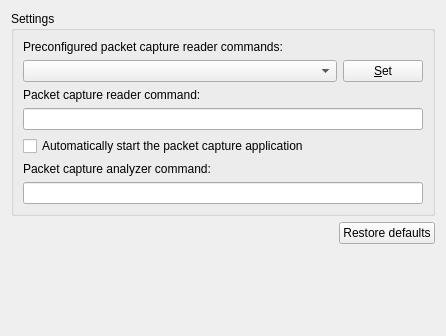
Old version of the form gns3/ui/packet_capture_preferences_page.ui in the repository GNS3/gns3-gui.
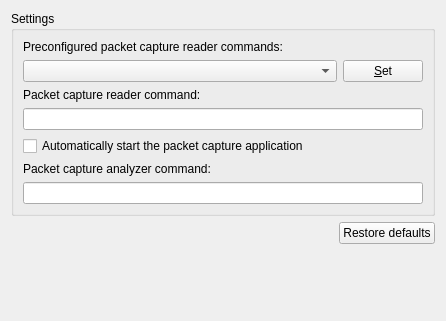
New version of the form.

Commit message: Adjustments for the preferences dialog

Diff of the .ui file:
```diff
--- a/gns3/ui/packet_capture_preferences_page.ui
+++ b/gns3/ui/packet_capture_preferences_page.ui
@@ -7,7 +7,7 @@
     <x>0</x>
     <y>0</y>
     <width>446</width>
-    <height>336</height>
+    <height>321</height>
    </rect>
   </property>
   <property name="windowTitle">
```
The commit also changes 6 other files.
